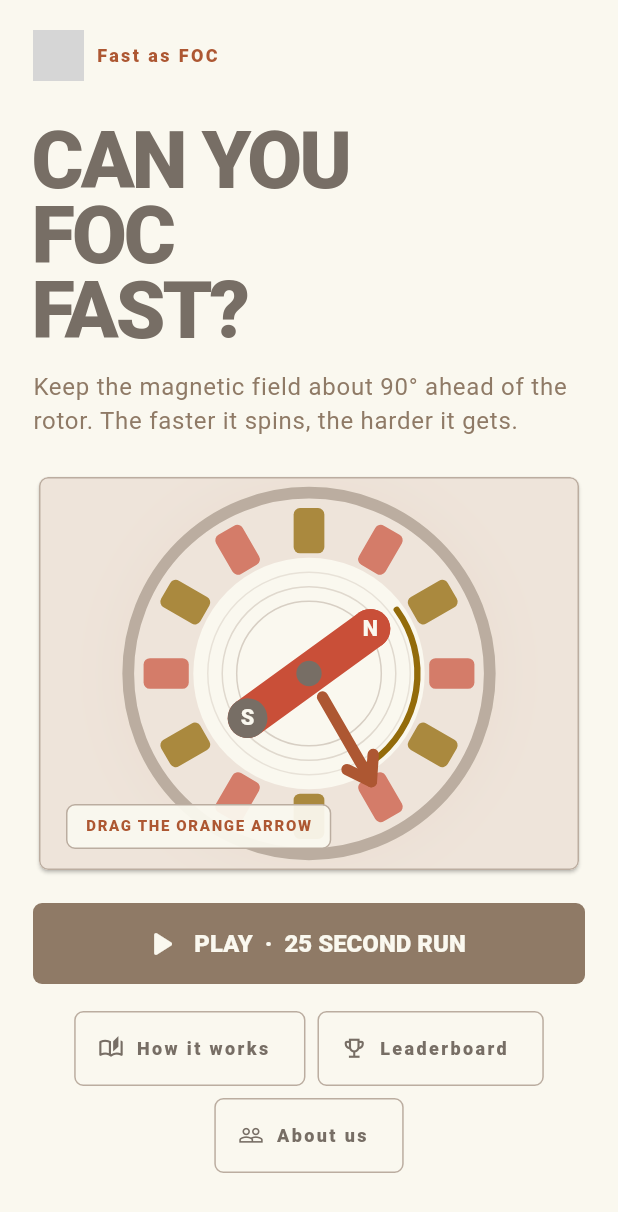
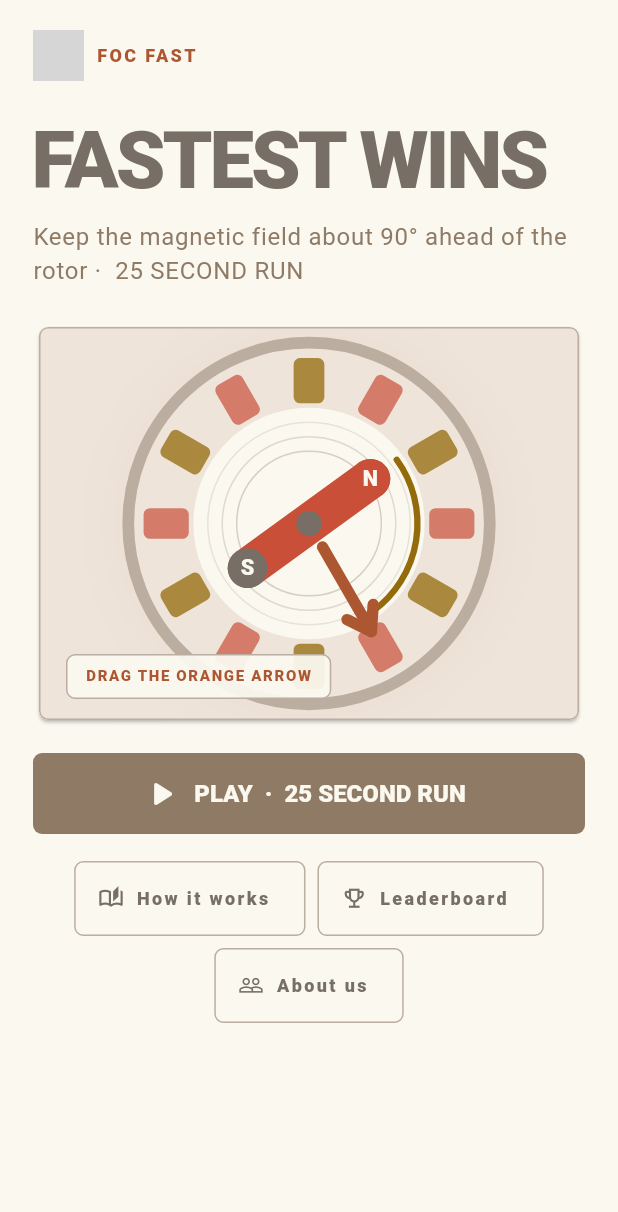
Before and after one commit to JoaoPedra-AMDG/FOC-game, a Flutter app: the screen it shows after launch, on a phone screen of 412 x 824 dp. Shown: the top 1212 px of the screen. Run offline on Flutter 3.47's test engine with Material 3 defaults, Android fonts, the phone set to English and light mode, and no system bars; grey boxes are pictures that could not be loaded.

Commit message:
names in progress

```diff
--- a/lib/screens/home_screen.dart
+++ b/lib/screens/home_screen.dart
@@ -33,13 +33,13 @@ class HomeScreen extends StatelessWidget {
                   Image.asset('web/favicon.png', width: 34, height: 34),
                   const SizedBox(width: 8),
                   Text(
-                    'Fast as FOC',
+                    'FOC FAST',
                     style: Theme.of(context).textTheme.labelLarge,
                   ),
                   if (MediaQuery.sizeOf(context).width > 460) ...[
                     const Spacer(),
                     Text(
-                      'FIELD CONTROL GAME',
+                      'FIELD ORIENTED CONTROL',
                       style: Theme.of(context).textTheme.bodyMedium?.copyWith(
                         fontSize: 10,
                         letterSpacing: 1,
@@ -50,14 +50,14 @@ class HomeScreen extends StatelessWidget {
               ),
               const SizedBox(height: 28),
               Text(
-                'CAN YOU\nFOC\nFAST?',
+                'FASTEST WINS',
                 style: Theme.of(context).textTheme.displayLarge?.copyWith(
                   fontSize: MediaQuery.sizeOf(context).width < 380 ? 43 : 53,
                 ),
               ),
               const SizedBox(height: 14),
               Text(
-                'Keep the magnetic field about 90° ahead of the rotor. The faster it spins, the harder it gets.',
+                'Keep the magnetic field about 90° ahead of the rotor ·  25 SECOND RUN',
                 style: Theme.of(context).textTheme.bodyLarge,
               ),
               const SizedBox(height: 22),
```
